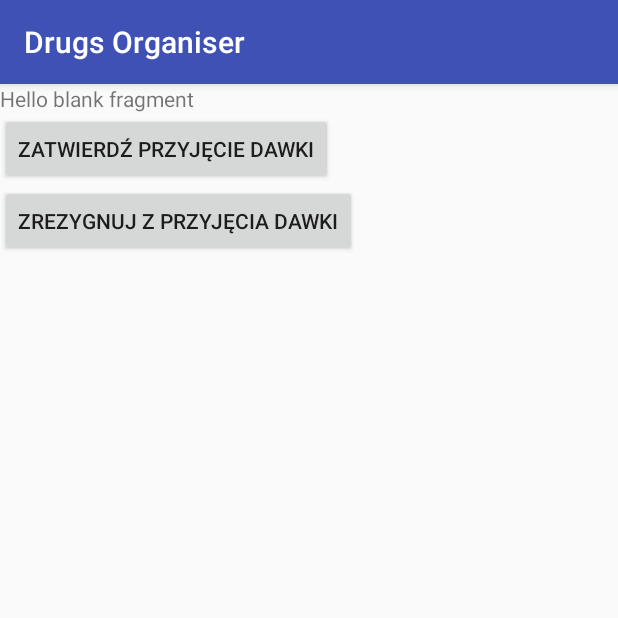
After one commit to staki777/AndroidOrganiser, an Android app: the fragment AlarmFragment placed in its activity, on a phone screen of 412 x 824 dp, the top half of it. The commit adds this screen. Run offline under Robolectric (Android 15) with nearby library versions, the phone set to English and light mode, and no system bars.

Commit message:
AlarmFragment + Ringtone service

```diff
--- a/app/src/main/AndroidManifest.xml
+++ b/app/src/main/AndroidManifest.xml
@@ -25,7 +25,8 @@
             </intent-filter>
         </activity>
         <!--android:process=":remote"-->
-        <receiver android:name=".ViewModel.DrugsActivity.AlarmManagerBroadcastReceiver" ></receiver>
+        <receiver android:name=".ViewModel.DrugsActivity.Alarm.AlarmManagerBroadcastReceiver" ></receiver>
+        <service android:name=".ViewModel.DrugsActivity.Alarm.RingtonePlayingService"/>
     </application>
 
 </manifest>
--- /dev/null
+++ b/app/src/main/java/com/example/user/drugsorganiser/ViewModel/DrugsActivity/Alarm/AlarmFragment.java
@@ -0,0 +1,109 @@
+package com.example.user.drugsorganiser.ViewModel.DrugsActivity.Alarm;
+
+
+import android.app.Fragment;
+import android.content.Intent;
+import android.media.Ringtone;
+import android.media.RingtoneManager;
+import android.os.Bundle;
+import android.support.v7.widget.Toolbar;
+import android.util.Log;
+import android.view.LayoutInflater;
+import android.view.View;
+import android.view.ViewGroup;
+import android.widget.Button;
+import android.widget.TextView;
+
+import com.example.user.drugsorganiser.R;
+import com.example.user.drugsorganiser.ViewModel.DrugsActivity.DrugsActivity;
+import com.example.user.drugsorganiser.ViewModel.DrugsActivity.LoginRegister.LoginRegisterFragment;
+import com.example.user.drugsorganiser.ViewModel.DrugsActivity.Organiser.OrganiserFragment;
+
+/**
+ * A simple {@link Fragment} subclass.
+ */
+public class AlarmFragment extends Fragment implements View.OnClickListener {
+
+    final public static String DRUG = "drugName";
+    final public static String USER = "userName";
+    final public static String DESCRIPTION = "description";
+    final public static String ACCEPTED = "isDoseAccepted";
+    final public static String LOGGEDIN = "isLoggedIn";
+
+    private Button btnAccept, btnReject;
+    private TextView tvStatement;
+    private boolean loggedIn;
+
+    public AlarmFragment() {
+        // Required empty public constructor
+    }
+
+    @Override
+    public View onCreateView(LayoutInflater inflater, ViewGroup container,
+                             Bundle savedInstanceState) {
+        // Inflate the layout for this fragment
+        View view =  inflater.inflate(R.layout.fragment_alarm, container, false);
+
+        btnAccept = (Button) view.findViewById(R.id.accept);
+        btnReject = (Button) view.findViewById(R.id.reject);
+        tvStatement = (TextView) view.findViewById(R.id.statement);
+
+        btnAccept.setOnClickListener(this);
+        btnReject.setOnClickListener(this);
+
+        Toolbar toolbar = (Toolbar) view.findViewById(R.id.toolbar);
+        toolbar.setTitle(getString(R.string.app_name));
+        Log.i("AlarmFragment","onCreateView");
+        return view;
+    }
+
+    @Override
+    public void onCreate(Bundle savedInstanceState) {
+        super.onCreate(savedInstanceState);
+        Log.i("AlarmFragment","onCreate");
+    }
+
+    @Override
+    public void onStart() {
+        super.onStart();
+        Log.i("AlarmFragment","onStart");
+        Bundle arguments = this.getArguments();
+        if(arguments != null){
+            Log.i("AlarmFragment","onStart, savedInstance");
+            tvStatement.setText(arguments.getString(USER)+", czas na " + arguments.getString(DRUG) +
+                    "\nPamiętaj: " + arguments.getString(DESCRIPTION));
+            loggedIn = arguments.getBoolean(LOGGEDIN);
+        }
+    }
+
+    @Override
+    public void onClick(View v) {
+        if(v == btnAccept){
+            onBtnClick(true);
+        }
+        else if(v == btnReject){
+            onBtnClick(false);
+        }
+    }
+
+    private void onBtnClick(boolean accepted) {
+        Intent stopIntent = new Intent(getActivity(), RingtonePlayingService.class);
+        getActivity().stopService(stopIntent);
+        Bundle bundle = new Bundle();
+        bundle.putBoolean(ACCEPTED,accepted);
+        if (loggedIn) {
+            OrganiserFragment organiserFragment = new OrganiserFragment();
+            organiserFragment.setArguments(bundle);
+            ((DrugsActivity)getActivity()).replaceWithNewOrExisting(R.id.main_to_replace, organiserFragment);
+            //TODO: React on information about dose (accepted/rejected).
+        }
+        else {
+            LoginRegisterFragment loginRegisterFragment = new LoginRegisterFragment();
+            loginRegisterFragment.setArguments(bundle);
+            ((DrugsActivity)getActivity()).replaceWithNewOrExisting(R.id.main_to_replace, loginRegisterFragment);
+            //TODO: React on information about dose (accepted/rejected) after logging in.
+        }
+
+    }
+
+}
--- a/app/src/main/java/com/example/user/drugsorganiser/ViewModel/DrugsActivity/SaveSharedPreference.java
+++ b/app/src/main/java/com/example/user/drugsorganiser/ViewModel/DrugsActivity/SaveSharedPreference.java
@@ -28,7 +28,7 @@ public class SaveSharedPreference
         return getSharedPreferences(ctx).getInt(PREF_USER_ID, -1);
     }
 
-    public static void clearUserID(Context ctx)
+    public static void clearPreferences(Context ctx)
     {
         SharedPreferences.Editor editor = getSharedPreferences(ctx).edit();
         editor.clear(); //clear all stored data
--- /dev/null
+++ b/app/src/main/res/layout/fragment_alarm.xml
@@ -0,0 +1,39 @@
+<LinearLayout xmlns:android="http://schemas.android.com/apk/res/android"
+    android:fitsSystemWindows="true"
+    android:layout_width="match_parent"
+    android:layout_height="match_parent"
+    android:orientation="vertical">
+
+    <android.support.design.widget.AppBarLayout
+        android:layout_width="match_parent"
+        android:layout_height="wrap_content"
+        android:theme="@style/AppTheme.AppBarOverlay">
+
+        <android.support.v7.widget.Toolbar
+            android:id="@+id/toolbar"
+            android:layout_width="match_parent"
+            android:layout_height="?attr/actionBarSize"
+            android:background="?attr/colorPrimary"
+            android:title="@string/app_name" />
+
+    </android.support.design.widget.AppBarLayout>
+
+    <TextView
+        android:id="@+id/statement"
+        android:layout_width="match_parent"
+        android:layout_height="wrap_content"
+        android:text="@string/hello_blank_fragment" />
+
+    <Button
+        android:id="@+id/accept"
+        android:layout_width="wrap_content"
+        android:layout_height="wrap_content"
+        android:text="Zatwierdź przyjęcie dawki" />
+
+    <Button
+        android:id="@+id/reject"
+        android:layout_width="wrap_content"
+        android:layout_height="wrap_content"
+        android:text="Zrezygnuj z przyjęcia dawki" />
+
+</LinearLayout>
--- a/app/src/main/res/values/strings.xml
+++ b/app/src/main/res/values/strings.xml
@@ -117,6 +117,9 @@
         <item>December</item>
     </string-array>
 
+    <!-- TODO: Remove or change this placeholder text -->
+    <string name="hello_blank_fragment">Hello blank fragment</string>
+
     <!--FRAGMENTS' TAGS-->
 
 
```
Also changed, not shown: app/src/main/java/com/example/user/drugsorganiser/ViewModel/DrugsActivity/Alarm/AlarmManagerBroadcastReceiver.java (renamed from app/src/main/java/com/example/user/drugsorganiser/ViewModel/DrugsActivity/AlarmManagerBroadcastReceiver.java, +5 -8 lines), app/src/main/java/com/example/user/drugsorganiser/ViewModel/DrugsActivity/Alarm/RingtonePlayingService.java (added, +40 -0 lines), app/src/main/java/com/example/user/drugsorganiser/ViewModel/DrugsActivity/DrugsActivity.java (+45 -9 lines), app/src/main/java/com/example/user/drugsorganiser/ViewModel/DrugsActivity/Organiser/OrganiserFragment.java (+3 -5 lines).
